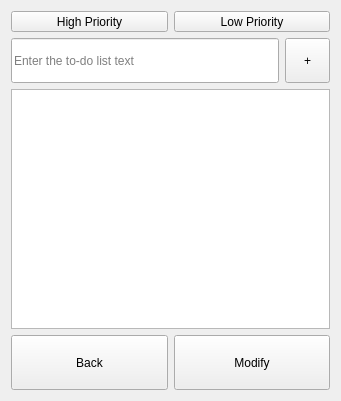
Old version of the form dlgtodo.ui in the repository ic005k/Knot-Legacy.
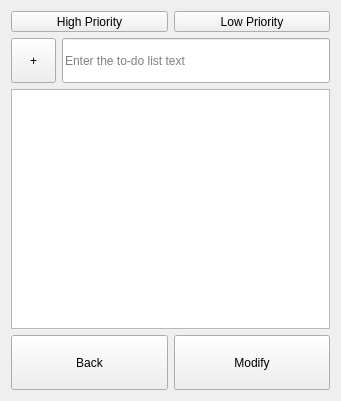
New version of the form. Icons and pictures are not drawn.

```diff
--- a/dlgtodo.ui
+++ b/dlgtodo.ui
@@ -58,19 +58,6 @@
    </item>
    <item row="1" column="0">
     <layout class="QHBoxLayout" name="horizontalLayout">
-     <item>
-      <widget class="QLineEdit" name="lineEdit">
-       <property name="minimumSize">
-        <size>
-         <width>0</width>
-         <height>45</height>
-        </size>
-       </property>
-       <property name="placeholderText">
-        <string>Enter the to-do list text</string>
-       </property>
-      </widget>
-     </item>
      <item>
       <widget class="QToolButton" name="btnAdd">
        <property name="minimumSize">
@@ -94,6 +81,19 @@
        </property>
       </widget>
      </item>
+     <item>
+      <widget class="QLineEdit" name="lineEdit">
+       <property name="minimumSize">
+        <size>
+         <width>0</width>
+         <height>45</height>
+        </size>
+       </property>
+       <property name="placeholderText">
+        <string>Enter the to-do list text</string>
+       </property>
+      </widget>
+     </item>
     </layout>
    </item>
    <item row="2" column="0">
```
